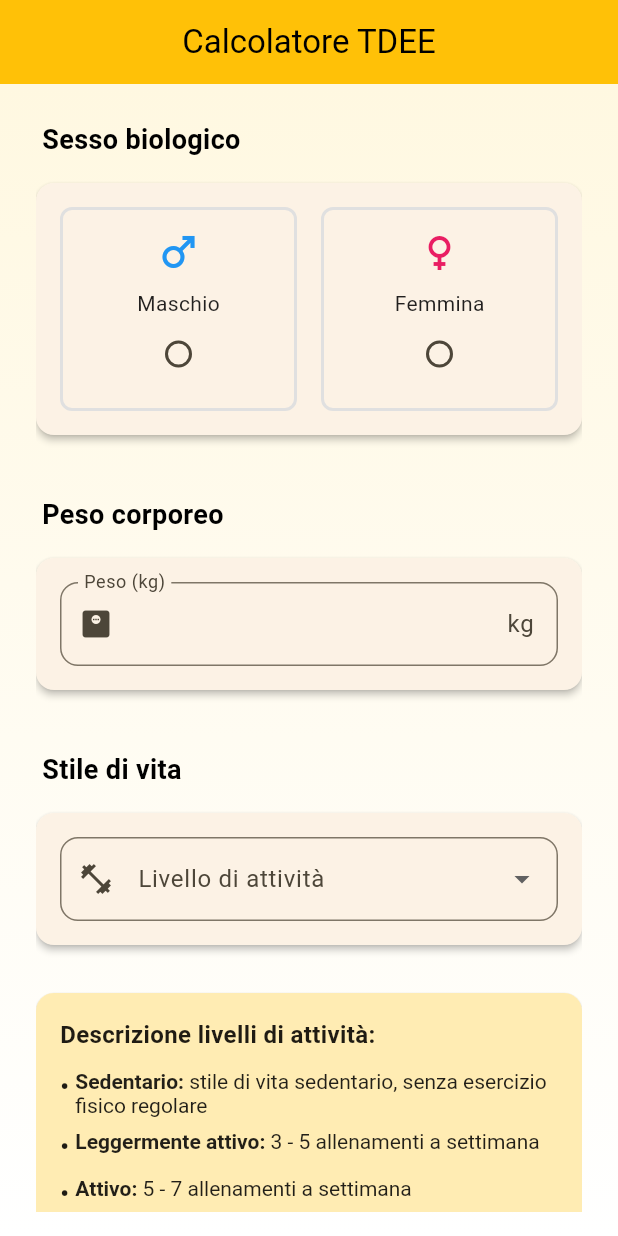
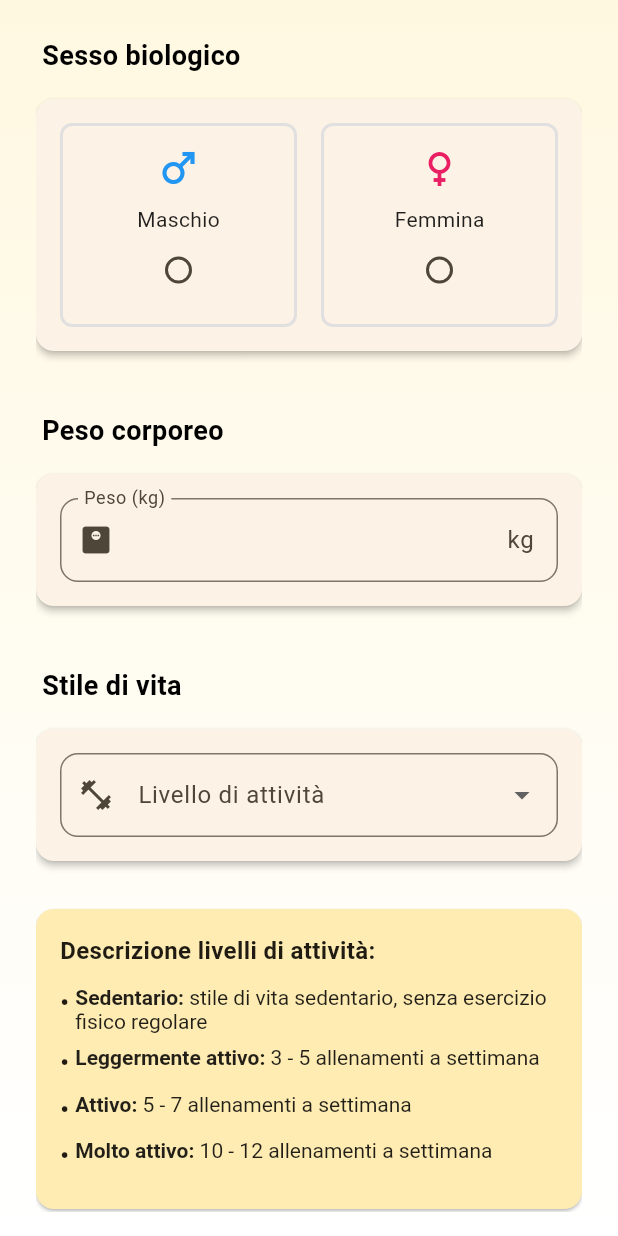
Before and after one commit to Gigiuz/manageoneapp, a Flutter app: the TdeePage screen opened directly, on a phone screen of 412 x 824 dp. Run offline on Flutter 3.47's test engine with Material 3 defaults, Android fonts, the light colour scheme and no system bars.

Commit message:
fix: removed uneused variables

```diff
--- a/lib/pages/tdee.dart
+++ b/lib/pages/tdee.dart
@@ -1,4 +1,5 @@
 import 'package:flutter/material.dart';
+import 'package:manageoneapp/main.dart';
 
 class TdeePage extends StatefulWidget {
   const TdeePage({super.key});
@@ -9,7 +10,6 @@ class TdeePage extends StatefulWidget {
 
 class _TdeePageState extends State<TdeePage> {
   String? _gender;
-  double? _weight;
   String? _lifestyle;
   final _formKey = GlobalKey<FormState>();
   final _weightController = TextEditingController();
@@ -111,14 +111,7 @@ class _TdeePageState extends State<TdeePage> {
   @override
   Widget build(BuildContext context) {
     return Scaffold(
-      appBar: AppBar(
-        title: const Text('Calcolatore TDEE'),
-        centerTitle: true,
-        backgroundColor: Colors.amber,
-        foregroundColor: Colors.black,
-        elevation: 0,
-        automaticallyImplyLeading: false,
-      ),
+
       body: Container(
         decoration: BoxDecoration(
           gradient: LinearGradient(
@@ -310,11 +303,22 @@ class _TdeePageState extends State<TdeePage> {
                     ),
                   ),
                   const SizedBox(height: 16),
-                  TextButton.icon(
-                    onPressed: () => Navigator.pop(context),
-                    icon: const Icon(Icons.arrow_back),
-                    label: const Text('Torna alla Home'),
-                  ),
+TextButton.icon(
+  onPressed: () {
+    Navigator.pushReplacement(
+      context,
+      MaterialPageRoute(
+        builder: (context) => const SharedScaffold(
+          body: MyHomePageContent(),
+          title: 'Manage One',
+          currentIndex: 0, // Indice della Home
+        ),
+      ),
+    );
+  },
+  icon: const Icon(Icons.arrow_back),
+  label: const Text('Torna alla Home'),
+),
                   const SizedBox(height: 24),
                 ],
               ),
```
